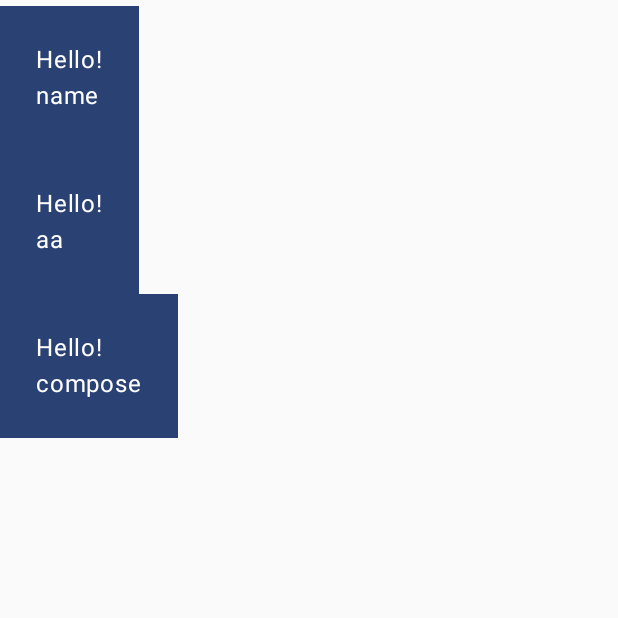
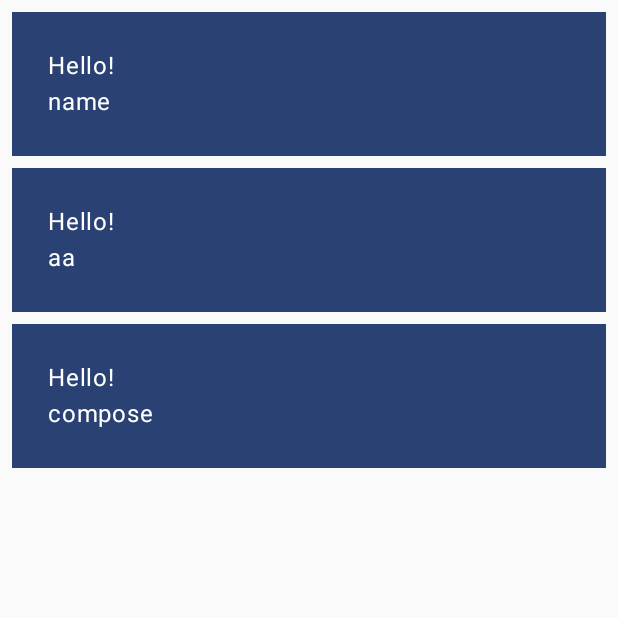
Before and after one commit to RyujiKoyama95/Jetpack-Compose-basics, an Android app built with Jetpack Compose: the screen it shows after launch (MainActivity), on a phone screen of 412 x 824 dp, the top half of it. Run offline under Robolectric (Android 15) with nearby library versions, the phone set to English and light mode, and no system bars.

Commit message:
Fix UI layout

```diff
--- a/app/src/main/java/com/codelab/basics/MainActivity.kt
+++ b/app/src/main/java/com/codelab/basics/MainActivity.kt
@@ -28,6 +28,7 @@ import androidx.compose.foundation.layout.Arrangement
 import androidx.compose.foundation.layout.Column
 import androidx.compose.foundation.layout.Row
 import androidx.compose.foundation.layout.fillMaxSize
+import androidx.compose.foundation.layout.fillMaxWidth
 import androidx.compose.foundation.layout.padding
 import androidx.compose.foundation.lazy.LazyColumn
 import androidx.compose.foundation.lazy.items
@@ -89,9 +90,13 @@ class MainActivity : ComponentActivity() {
     private fun Greeting(name: String) {
         // Surfaceは色を受け取る。
         // Surfaceの中にネストされたコンポーネント(ここではText)は、背景色の上に描画される。
-        Surface(color = MaterialTheme.colorScheme.primary) {
+        Surface(
+            color = MaterialTheme.colorScheme.primary,
+            modifier = Modifier.padding(vertical = 4.dp, horizontal = 8.dp)
+            ) {
             // SurfaceやTextなどのほとんどのCompose UI要素は引数にmodifier(修飾子)を持っている。
-            Column(modifier = Modifier.padding(24.dp)) {
+            // 1つの要素に複数の修飾子をつけるときは、繋げればいい。
+            Column(modifier = Modifier.fillMaxWidth().padding(24.dp)) {
                 // modifierは親レイアウト内での配置、表示、動作を指定できる。
                 Text(text = "Hello!")
                 Text(text = "$name")
```
